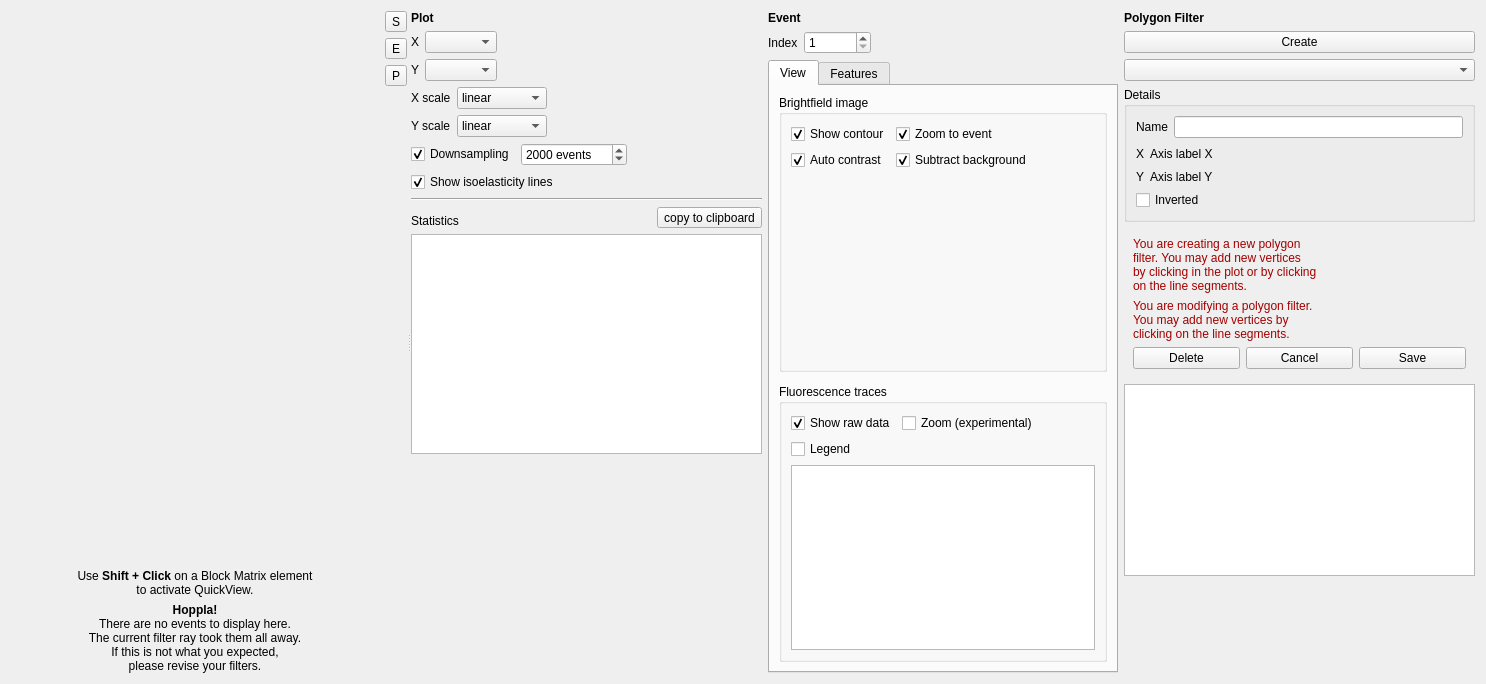
Old version of the form shapeout2/gui/quick_view/qv_main.ui in the repository DC-analysis/DCscope.
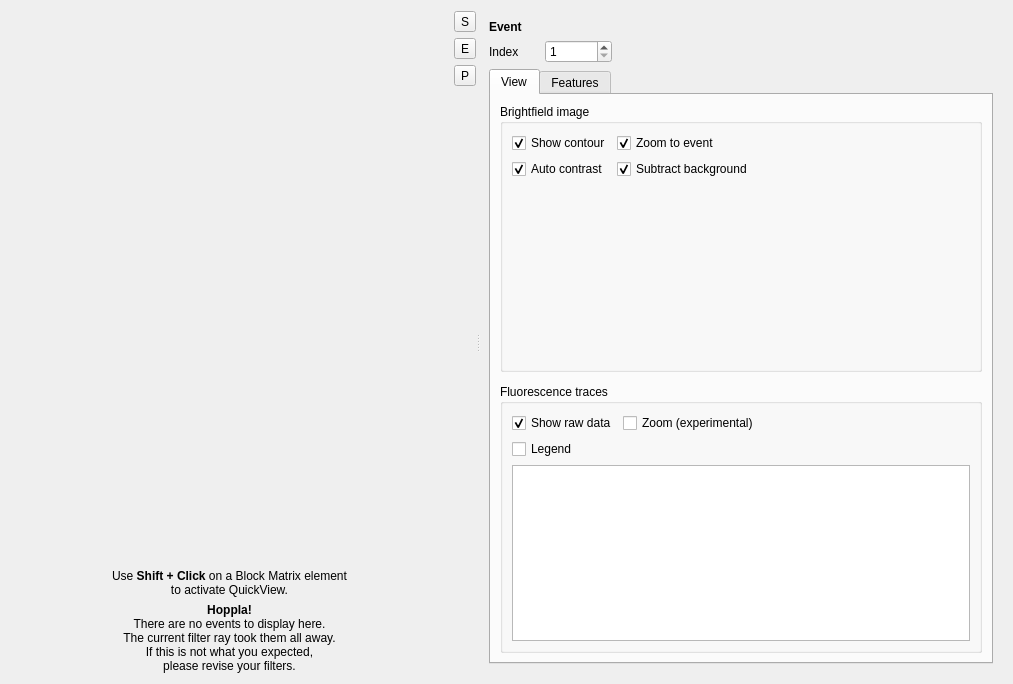
New version of the form. Icons and pictures are not drawn. Custom widgets are drawn as their Qt base class.

Commit message: ref: turn quickview controls into a stacked widget

```diff
--- a/shapeout2/gui/quick_view/qv_main.ui
+++ b/shapeout2/gui/quick_view/qv_main.ui
@@ -6,13 +6,13 @@
    <rect>
     <x>0</x>
     <y>0</y>
-    <width>1486</width>
+    <width>1013</width>
     <height>684</height>
    </rect>
   </property>
   <property name="minimumSize">
    <size>
-    <width>700</width>
+    <width>800</width>
     <height>0</height>
    </size>
   </property>
@@ -32,8 +32,8 @@
      <property name="childrenCollapsible">
       <bool>false</bool>
      </property>
-     <widget class="QWidget" name="layoutWidget">
-      <layout class="QHBoxLayout" name="horizontalLayout_7">
+     <widget class="QWidget" name="widget_4" native="true">
+      <layout class="QHBoxLayout" name="horizontalLayout_9">
        <item>
         <layout class="QVBoxLayout" name="verticalLayout_14">
          <property name="leftMargin">
@@ -96,6 +96,8 @@
         </layout>
        </item>
        <item>
+        <layout class="QHBoxLayout" name="horizontalLayout_7">
+         <item>
         <widget class="QWidget" name="widget_tool" native="true">
          <layout class="QVBoxLayout" name="verticalLayout_3">
           <property name="leftMargin">
@@ -190,42 +192,21 @@
         </widget>
        </item>
       </layout>
+       </item>
+      </layout>
      </widget>
-     <widget class="QWidget" name="layoutWidget">
-      <layout class="QHBoxLayout" name="horizontalLayout">
-       <item>
-        <widget class="QWidget" name="widget_settings" native="true">
-         <property name="sizePolicy">
-          <sizepolicy hsizetype="MinimumExpanding" vsizetype="Preferred">
-           <horstretch>0</horstretch>
-           <verstretch>0</verstretch>
-          </sizepolicy>
-         </property>
+     <widget class="QStackedWidget" name="stackedWidget">
          <property name="minimumSize">
           <size>
-           <width>250</width>
+        <width>400</width>
            <height>0</height>
           </size>
          </property>
-         <property name="maximumSize">
-          <size>
-           <width>16777215</width>
-           <height>16777215</height>
-          </size>
-         </property>
+      <property name="currentIndex">
+       <number>1</number>
+      </property>
+      <widget class="QWidget" name="page_settings">
          <layout class="QVBoxLayout" name="verticalLayout_4">
-          <property name="leftMargin">
-           <number>0</number>
-          </property>
-          <property name="topMargin">
-           <number>0</number>
-          </property>
-          <property name="rightMargin">
-           <number>0</number>
-          </property>
-          <property name="bottomMargin">
-           <number>0</number>
-          </property>
           <item>
            <widget class="QLabel" name="label_7">
             <property name="text">
@@ -447,41 +428,15 @@
             <property name="sizeHint" stdset="0">
              <size>
               <width>20</width>
-              <height>0</height>
+            <height>190</height>
              </size>
             </property>
            </spacer>
           </item>
          </layout>
         </widget>
-       </item>
-       <item>
-        <widget class="QWidget" name="widget_event" native="true">
-         <property name="sizePolicy">
-          <sizepolicy hsizetype="Preferred" vsizetype="Preferred">
-           <horstretch>0</horstretch>
-           <verstretch>0</verstretch>
-          </sizepolicy>
-         </property>
-         <property name="minimumSize">
-          <size>
-           <width>250</width>
-           <height>0</height>
-          </size>
-         </property>
-         <layout class="QVBoxLayout" name="verticalLayout_5">
-          <property name="leftMargin">
-           <number>0</number>
-          </property>
-          <property name="topMargin">
-           <number>0</number>
-          </property>
-          <property name="rightMargin">
-           <number>0</number>
-          </property>
-          <property name="bottomMargin">
-           <number>0</number>
-          </property>
+      <widget class="QWidget" name="page_event">
+       <layout class="QVBoxLayout" name="verticalLayout_9">
           <item>
            <widget class="QLabel" name="label_8">
             <property name="text">
@@ -498,6 +453,22 @@
               </property>
              </widget>
             </item>
+          <item>
+           <spacer name="horizontalSpacer_7">
+            <property name="orientation">
+             <enum>Qt::Horizontal</enum>
+            </property>
+            <property name="sizeType">
+             <enum>QSizePolicy::Fixed</enum>
+            </property>
+            <property name="sizeHint" stdset="0">
+             <size>
+              <width>20</width>
+              <height>20</height>
+             </size>
+            </property>
+           </spacer>
+          </item>
             <item>
              <widget class="QSpinBox" name="spinBox_event">
               <property name="minimum">
@@ -812,28 +783,8 @@
           </item>
          </layout>
         </widget>
-       </item>
-       <item>
-        <widget class="QWidget" name="widget_poly" native="true">
-         <property name="minimumSize">
-          <size>
-           <width>250</width>
-           <height>0</height>
-          </size>
-         </property>
-         <layout class="QVBoxLayout" name="verticalLayout_11">
-          <property name="leftMargin">
-           <number>0</number>
-          </property>
-          <property name="topMargin">
-           <number>0</number>
-          </property>
-          <property name="rightMargin">
-           <number>0</number>
-          </property>
-          <property name="bottomMargin">
-           <number>0</number>
-          </property>
+      <widget class="QWidget" name="page_poly">
+       <layout class="QVBoxLayout" name="verticalLayout_5">
           <item>
            <widget class="QLabel" name="label_9">
             <property name="text">
@@ -945,9 +896,6 @@
            </widget>
           </item>
           <item>
-           <widget class="QWidget" name="widget_3" native="true">
-            <layout class="QVBoxLayout" name="verticalLayout_13">
-             <item>
               <widget class="QLabel" name="label_poly_create">
                <property name="text">
                 <string>&lt;html&gt;&lt;head/&gt;&lt;body&gt;&lt;p&gt;&lt;span style=&quot; color:#a40000;&quot;&gt;You are creating a new polygon&lt;br/&gt;filter. You may add new vertices&lt;br/&gt;by clicking in the plot or by clicking&lt;br/&gt;on the line segments.&lt;/span&gt;&lt;/p&gt;&lt;/body&gt;&lt;/html&gt;</string>
@@ -962,6 +910,9 @@
               </widget>
              </item>
              <item>
+         <widget class="QWidget" name="widget_3" native="true">
+          <layout class="QVBoxLayout" name="verticalLayout_13">
+           <item>
               <layout class="QHBoxLayout" name="horizontalLayout_5">
                <property name="topMargin">
                 <number>0</number>
@@ -1013,15 +964,13 @@
             <property name="sizeHint" stdset="0">
              <size>
               <width>20</width>
-              <height>0</height>
+            <height>23</height>
              </size>
             </property>
            </spacer>
           </item>
          </layout>
         </widget>
-       </item>
-      </layout>
      </widget>
     </widget>
    </item>
```
Left out of the diff: 2 changed lines with no effect on the pictures. Lines whose indentation alone changed are shown as unchanged. The commit also changes 1 other file.
